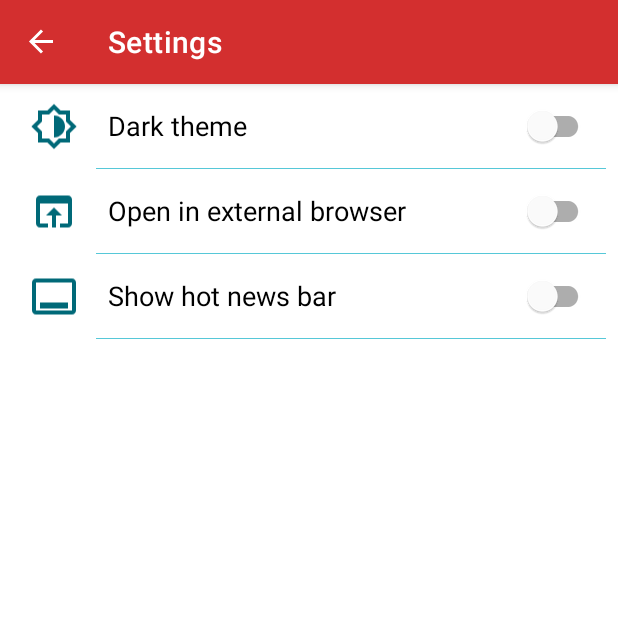
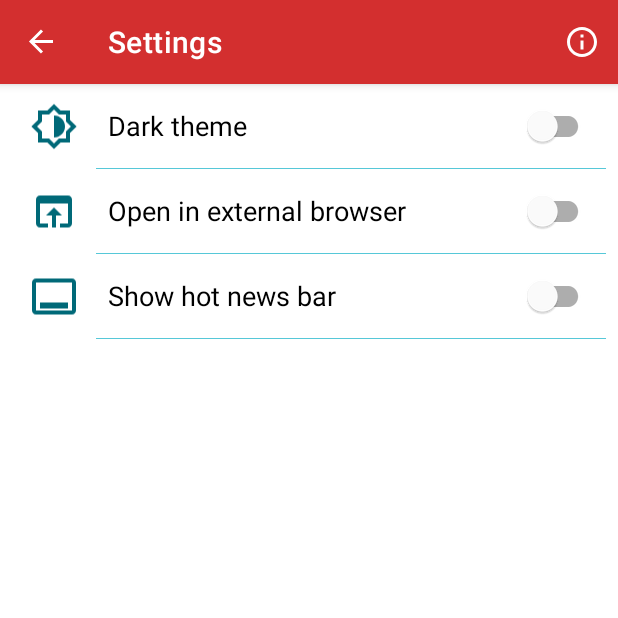
Before and after one commit to CzarqR/Newsi, an Android app: the SettingsFragment screen opened through its navigation route, on a phone screen of 412 x 824 dp, the top half of it. Run offline under Robolectric (Android 15) with nearby library versions, the phone set to English and light mode, and no system bars; our stand-ins replace Dagger/Hilt's generated code, Room's generated code, Timber, navigation-ui, paging; libraries missing offline, so code that uses them is left out: androidx.hilt, androidx.hilt.lifecycle, com.myniprojects.livesh; 8 statements that could not run were skipped.

Commit message:
Info in settings, Hot news bar bug fixes

```diff
--- a/app/build.gradle
+++ b/app/build.gradle
@@ -7,7 +7,7 @@ plugins {
 
 android {
     compileSdkVersion 30
-    buildToolsVersion "30.0.0"
+    buildToolsVersion "30.0.2"
 
     defaultConfig {
         applicationId "com.myniprojects.newsi"
@@ -41,7 +41,9 @@ android {
 
 dependencies {
 
+    //noinspection DifferentStdlibGradleVersion // propbably bug in gradle. Kotlin version should be the same `1.4.20`
     implementation "org.jetbrains.kotlin:kotlin-stdlib:$kotlin_version"
+
     implementation 'androidx.core:core-ktx:1.3.2'
     implementation 'androidx.appcompat:appcompat:1.2.0'
     implementation 'com.google.android.material:material:1.2.1'
--- a/app/src/main/java/com/myniprojects/newsi/ui/MainActivity.kt
+++ b/app/src/main/java/com/myniprojects/newsi/ui/MainActivity.kt
@@ -19,10 +19,8 @@ import androidx.navigation.ui.setupWithNavController
 import com.google.android.material.chip.Chip
 import com.myniprojects.newsi.R
 import com.myniprojects.newsi.databinding.ActivityMainBinding
-import com.myniprojects.newsi.utils.Constants
 import com.myniprojects.newsi.utils.Constants.HOT_NEWS
 import com.myniprojects.newsi.utils.Constants.SEARCH_INPUT_KEY
-import com.myniprojects.newsi.utils.createFreshNewsNotification
 import com.myniprojects.newsi.viewmodel.MainViewModel
 import dagger.hilt.android.AndroidEntryPoint
 import kotlinx.coroutines.flow.collectLatest
@@ -225,6 +223,8 @@ class MainActivity : AppCompatActivity()
 
                     val q = viewModel.queryFlow.value
 
+                    removeAllViews()
+
                     if (q == null)
                     {
                         for (chip in children)
--- a/app/src/main/java/com/myniprojects/newsi/ui/fragments/SettingsFragment.kt
+++ b/app/src/main/java/com/myniprojects/newsi/ui/fragments/SettingsFragment.kt
@@ -1,9 +1,14 @@
 package com.myniprojects.newsi.ui.fragments
 
 import android.os.Bundle
-import android.view.View
+import android.text.SpannableString
+import android.text.method.LinkMovementMethod
+import android.text.util.Linkify
+import android.view.*
+import android.widget.TextView
 import androidx.fragment.app.Fragment
 import androidx.fragment.app.activityViewModels
+import com.google.android.material.dialog.MaterialAlertDialogBuilder
 import com.myniprojects.livesh.putBoolean
 import com.myniprojects.newsi.R
 import com.myniprojects.newsi.databinding.FragmentSettingsBinding
@@ -19,6 +24,16 @@ class SettingsFragment : Fragment(R.layout.fragment_settings)
 {
     private val viewModel: MainViewModel by activityViewModels()
     private lateinit var binding: FragmentSettingsBinding
+
+    override fun onCreateView(
+        inflater: LayoutInflater,
+        container: ViewGroup?,
+        savedInstanceState: Bundle?
+    ): View?
+    {
+        setHasOptionsMenu(true)
+        return super.onCreateView(inflater, container, savedInstanceState)
+    }
 
     override fun onViewCreated(view: View, savedInstanceState: Bundle?)
     {
@@ -67,4 +82,42 @@ class SettingsFragment : Fragment(R.layout.fragment_settings)
             }
         }
     }
+
+    override fun onCreateOptionsMenu(menu: Menu, inflater: MenuInflater)
+    {
+        super.onCreateOptionsMenu(menu, inflater)
+        inflater.inflate(R.menu.menu_toolbar_settings, menu)
+    }
+
+    override fun onOptionsItemSelected(item: MenuItem): Boolean
+    {
+        return when (item.itemId)
+        {
+            R.id.itemInfo ->
+            {
+                showHelpDialog()
+                true
+            }
+            else -> super.onOptionsItemSelected(item)
+        }
+    }
+
+    private fun showHelpDialog()
+    {
+        val d = SpannableString(getString(R.string.info_dialog_desc))
+        Linkify.addLinks(d, Linkify.ALL)
+
+        val a = MaterialAlertDialogBuilder(requireContext(), R.style.AlertDialogTheme)
+            .setTitle(getString(R.string.info))
+            .setMessage(d)
+            .setPositiveButton(getString(R.string.ok)) { _, _ ->
+                // Respond to positive button press
+            }
+            .setIcon(R.drawable.ic_outline_info_24)
+            .create()
+
+        a.show()
+
+        a.findViewById<TextView>(android.R.id.message)?.movementMethod = LinkMovementMethod.getInstance()
+    }
 }
--- a/app/src/main/java/com/myniprojects/newsi/viewmodel/MainViewModel.kt
+++ b/app/src/main/java/com/myniprojects/newsi/viewmodel/MainViewModel.kt
@@ -8,8 +8,8 @@ import androidx.lifecycle.MutableLiveData
 import androidx.lifecycle.ViewModel
 import androidx.lifecycle.viewModelScope
 import androidx.paging.*
+import com.myniprojects.livesh.getBoolean
 import com.myniprojects.livesh.liveData
-import com.myniprojects.livesh.getBoolean
 import com.myniprojects.livesh.putLong
 import com.myniprojects.newsi.adapters.newsrecycler.NewsRecyclerModel
 import com.myniprojects.newsi.db.AppDatabase
@@ -61,7 +61,7 @@ class MainViewModel @ViewModelInject constructor(
         {
             query.isNullOrEmpty() -> null
             query.trim()
-                .isNotBlank() -> query
+                .isNotBlank() -> query.trim()
             else -> null
         }
     }
--- /dev/null
+++ b/app/src/main/res/drawable/ic_outline_info_24.xml
@@ -0,0 +1,10 @@
+<vector xmlns:android="http://schemas.android.com/apk/res/android"
+    android:width="24dp"
+    android:height="24dp"
+    android:viewportWidth="24"
+    android:viewportHeight="24"
+    android:tint="?attr/colorControlNormal">
+  <path
+      android:fillColor="@android:color/white"
+      android:pathData="M11,7h2v2h-2zM11,11h2v6h-2zM12,2C6.48,2 2,6.48 2,12s4.48,10 10,10 10,-4.48 10,-10S17.52,2 12,2zM12,20c-4.41,0 -8,-3.59 -8,-8s3.59,-8 8,-8 8,3.59 8,8 -3.59,8 -8,8z"/>
+</vector>
--- /dev/null
+++ b/app/src/main/res/menu/menu_toolbar_settings.xml
@@ -0,0 +1,12 @@
+<?xml version="1.0" encoding="utf-8"?>
+<menu xmlns:android="http://schemas.android.com/apk/res/android"
+    xmlns:app="http://schemas.android.com/apk/res-auto">
+
+
+    <item
+        android:id="@+id/itemInfo"
+        android:icon="@drawable/ic_outline_info_24"
+        android:title="@string/info"
+        app:showAsAction="always" />
+
+</menu>
--- a/app/src/main/res/values/strings.xml
+++ b/app/src/main/res/values/strings.xml
@@ -31,6 +31,8 @@
     <string name="show_hot_news">Show hot news bar</string>
     <string name="refresh">Refresh</string>
     <string name="cannot_open_web">Web page cannot be opened. Probably Your phone does not have installed browser</string>
+    <string name="info">Info</string>
+    <string name="info_dialog_desc">News displayed in this app comes from rapidapi.com/webit/api/webit-news-search . News are not filter by our app so we are not responsible for content in this application. \n\n App icon comes from flaticon.com</string>
 
     <string-array name="hot_news_keywords">
         <item>Covid</item>
@@ -46,6 +48,10 @@
         <item>2020</item>
         <item>Pope Francis</item>
         <item>Twitter</item>
+        <item>PS5</item>
+        <item>XBox</item>
+        <item>Apple</item>
+        <item>Samsung</item>
     </string-array>
 
 </resources>
--- a/app/src/main/res/values/themes.xml
+++ b/app/src/main/res/values/themes.xml
@@ -53,4 +53,15 @@
         <item name="android:windowBackground">@drawable/splash_image</item>
         <item name="android:statusBarColor">@color/colorPrimaryVariant</item>
     </style>
+
+
+    // AlertDialog
+    <style name="AlertDialogTheme" parent="ThemeOverlay.MaterialComponents.Dialog.Alert">
+        <item name="buttonBarPositiveButtonStyle">@style/PositiveButtonStyle</item>
+    </style>
+
+    <style name="PositiveButtonStyle" parent="Widget.MaterialComponents.Button.TextButton.Dialog">
+        <item name="android:textColor">@color/colorSecondary</item>
+    </style>
+
 </resources>
--- a/build.gradle
+++ b/build.gradle
@@ -1,7 +1,7 @@
 // Top-level build file where you can add configuration options common to all sub-projects/modules.
 buildscript {
     ext {
-        kotlin_version = "1.4.10"
+        kotlin_version = "1.4.20"
         hilt_version = "2.28.1-alpha"
         nav_version = "2.3.1"
         retrofit_version = "2.9.0"
```
